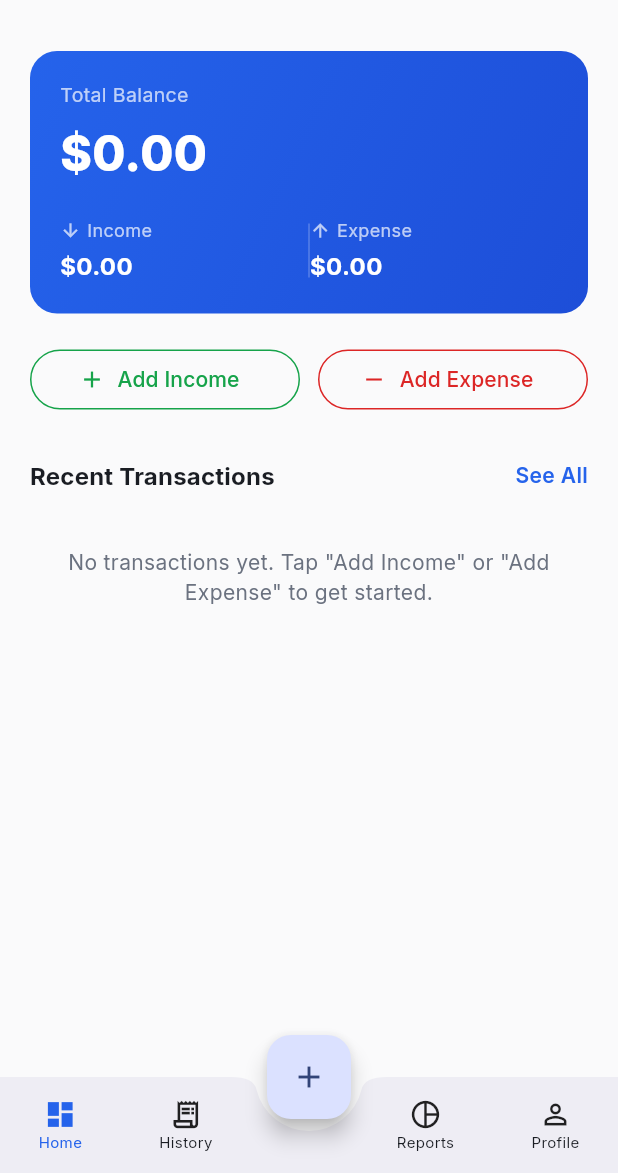
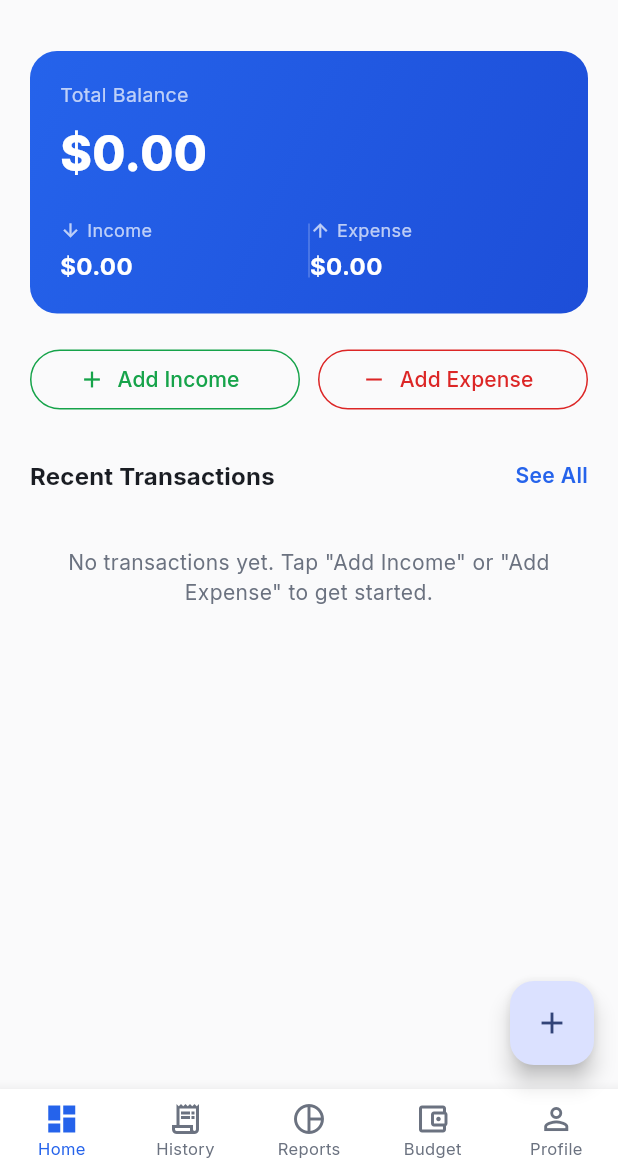
Before and after one commit to nomanamir20/InternGrow_ExpenseTrackerApp, a Flutter app: the ScaffoldWithNavBar screen opened by its route, on a phone screen of 412 x 824 dp, the part 63-1236 px from its top. Run offline on Flutter 3.47's test engine with Material 3 defaults, Android fonts, the light colour scheme and no system bars; our stand-ins replace firebase_auth, firebase_core, fl_chart, get, google_fonts, hive and 1 more; accounts and stored records are empty; generated files the repository leaves out were written again.

Commit message:
fix: restore budget tab to bottom nav, add collection dependency, centralize category icon rendering

```diff
--- a/lib/features/budget/screens/budget_screen.dart
+++ b/lib/features/budget/screens/budget_screen.dart
@@ -1,6 +1,6 @@
 import 'package:flutter/material.dart';
 import 'package:get/get.dart';
-
+import '../../../shared/widgets/category_icon.dart';
 import '../../../core/theme/app_colors.dart';
 import '../../../data/models/category_model.dart';
 import '../controllers/budget_controller.dart';
@@ -179,7 +179,7 @@ class BudgetScreen extends StatelessWidget {
                   Row(
                     children: [
                       if (category != null)
-                        Icon(IconData(category.iconCodePoint, fontFamily: 'MaterialIcons'), color: color, size: 20),
+                        CategoryIcon(category: category, color: color, size: 20),
                       const SizedBox(width: 8),
                       Expanded(
                         child: Text(
--- a/lib/features/categories/screens/categories_screen.dart
+++ b/lib/features/categories/screens/categories_screen.dart
@@ -1,6 +1,6 @@
 import 'package:flutter/material.dart';
 import 'package:get/get.dart';
-
+import '../../../shared/widgets/category_icon.dart';
 import '../../../core/constants/category_icons.dart';
 import '../../../core/theme/app_colors.dart';
 import '../../../data/models/category_model.dart';
@@ -237,7 +237,7 @@ class _CategoriesScreenState extends State<CategoriesScreen> {
                           width: 40,
                           height: 40,
                           decoration: BoxDecoration(color: color.withValues(alpha: 0.15), shape: BoxShape.circle),
-                          child: Icon(iconData, color: color),
+                          child: CategoryIcon(category: category, color: color),
                         ),
                         const SizedBox(width: 14),
                         Expanded(
--- a/lib/features/home/screens/home_screen.dart
+++ b/lib/features/home/screens/home_screen.dart
@@ -1,6 +1,6 @@
 import 'package:flutter/material.dart';
 import 'package:get/get.dart';
-
+import '../../../shared/widgets/category_icon.dart';
 import '../../../core/routes/app_routes.dart';
 import '../../../core/theme/app_colors.dart';
 import '../../../data/models/transaction_type.dart';
--- a/lib/features/transactions/screens/add_transaction_screen.dart
+++ b/lib/features/transactions/screens/add_transaction_screen.dart
@@ -1,7 +1,7 @@
 import 'package:flutter/material.dart';
 import 'package:get/get.dart';
 import 'package:intl/intl.dart';
-
+import '../../../shared/widgets/category_icon.dart';
 import '../../../core/theme/app_colors.dart';
 import '../../../data/models/category_model.dart';
 import '../../../data/models/transaction_type.dart';
@@ -324,7 +324,7 @@ class _CategoryChip extends StatelessWidget {
         child: Row(
           mainAxisSize: MainAxisSize.min,
           children: [
-            Icon(iconData, size: 16, color: color),
+            CategoryIcon(category: category, color: color, size: 16),
             const SizedBox(width: 6),
             Text(
               category.name,
--- a/lib/features/transactions/screens/transactions_screen.dart
+++ b/lib/features/transactions/screens/transactions_screen.dart
@@ -1,7 +1,7 @@
 import 'package:flutter/material.dart';
 import 'package:get/get.dart';
 import 'package:intl/intl.dart';
-
+import '../../../shared/widgets/category_icon.dart';
 import '../../../core/theme/app_colors.dart';
 import '../../../data/models/transaction_model.dart';
 import '../../../data/models/transaction_type.dart';
@@ -177,7 +177,7 @@ class _TransactionTile extends StatelessWidget {
             width: 44,
             height: 44,
             decoration: BoxDecoration(color: categoryColor.withValues(alpha: 0.15), shape: BoxShape.circle),
-            child: Icon(iconData, color: categoryColor, size: 20),
+            child: CategoryIcon(category: category, color: categoryColor, size: 20),
           ),
           const SizedBox(width: 12),
           Expanded(
--- /dev/null
+++ b/lib/shared/widgets/category_icon.dart
@@ -0,0 +1,26 @@
+import 'package:flutter/material.dart';
+
+import '../../data/models/category_model.dart';
+
+/// Builds an Icon from a CategoryModel's stored icon code point.
+/// Centralized here so there's only ONE place in the codebase where this
+/// icon-from-runtime-data pattern exists — every screen that shows a
+/// category icon uses this widget instead of repeating the pattern, which
+/// is what kept causing "const" to be mistakenly re-applied to a
+/// non-constant expression across multiple files.
+class CategoryIcon extends StatelessWidget {
+  final CategoryModel? category;
+  final double size;
+  final Color? color;
+
+  const CategoryIcon({super.key, required this.category, this.size = 20, this.color});
+
+  @override
+  Widget build(BuildContext context) {
+    if (category == null) {
+      return Icon(Icons.category_outlined, size: size, color: color);
+    }
+    final iconData = IconData(category!.iconCodePoint, fontFamily: 'MaterialIcons');
+    return Icon(iconData, size: size, color: color ?? Color(category!.colorValue));
+  }
+}
--- a/lib/shared/widgets/scaffold_with_nav_bar.dart
+++ b/lib/shared/widgets/scaffold_with_nav_bar.dart
@@ -76,72 +76,41 @@ class ScaffoldWithNavBar extends StatelessWidget {
           onPressed: () => _showQuickAddSheet(context),
           child: const Icon(Icons.add),
         ),
-        floatingActionButtonLocation: FloatingActionButtonLocation.centerDocked,
-        bottomNavigationBar: SizedBox(
-          height: 64,
-          child: BottomAppBar(
-            shape: const CircularNotchedRectangle(),
-            notchMargin: 8,
-            padding: EdgeInsets.zero,
-            child: Row(
-              mainAxisAlignment: MainAxisAlignment.spaceAround,
-              children: [
-                _NavIcon(icon: Icons.dashboard_outlined, activeIcon: Icons.dashboard, label: 'Home', index: 0, controller: controller),
-                _NavIcon(icon: Icons.receipt_long_outlined, activeIcon: Icons.receipt_long, label: 'History', index: 1, controller: controller),
-                const SizedBox(width: 40),
-                _NavIcon(icon: Icons.pie_chart_outline, activeIcon: Icons.pie_chart, label: 'Reports', index: 2, controller: controller),
-                _NavIcon(icon: Icons.person_outline, activeIcon: Icons.person, label: 'Profile', index: 4, controller: controller),
-              ],
+        bottomNavigationBar: BottomNavigationBar(
+          currentIndex: controller.currentIndex.value,
+          onTap: controller.changeTab,
+          type: BottomNavigationBarType.fixed,
+          selectedFontSize: 11,
+          unselectedFontSize: 11,
+          items: const [
+            BottomNavigationBarItem(
+              icon: Icon(Icons.dashboard_outlined),
+              activeIcon: Icon(Icons.dashboard),
+              label: 'Home',
             ),
-          ),
+            BottomNavigationBarItem(
+              icon: Icon(Icons.receipt_long_outlined),
+              activeIcon: Icon(Icons.receipt_long),
+              label: 'History',
+            ),
+            BottomNavigationBarItem(
+              icon: Icon(Icons.pie_chart_outline),
+              activeIcon: Icon(Icons.pie_chart),
+              label: 'Reports',
+            ),
+            BottomNavigationBarItem(
+              icon: Icon(Icons.account_balance_wallet_outlined),
+              activeIcon: Icon(Icons.account_balance_wallet),
+              label: 'Budget',
+            ),
+            BottomNavigationBarItem(
+              icon: Icon(Icons.person_outline),
+              activeIcon: Icon(Icons.person),
+              label: 'Profile',
+            ),
+          ],
         ),
       );
     });
   }
 }
-
-class _NavIcon extends StatelessWidget {
-  final IconData icon;
-  final IconData activeIcon;
-  final String label;
-  final int index;
-  final NavShellController controller;
-
-  const _NavIcon({
-    required this.icon,
-    required this.activeIcon,
-    required this.label,
-    required this.index,
-    required this.controller,
-  });
-
-  @override
-  Widget build(BuildContext context) {
-    final isSelected = controller.currentIndex.value == index;
-
-    return InkWell(
-      onTap: () => controller.changeTab(index),
-      child: Padding(
-        padding: const EdgeInsets.symmetric(horizontal: 10),
-        child: Column(
-          mainAxisAlignment: MainAxisAlignment.center,
-          mainAxisSize: MainAxisSize.min,
-          children: [
-            Icon(
-              isSelected ? activeIcon : icon,
-              size: 22,
-              color: isSelected ? Theme.of(context).colorScheme.primary : null,
-            ),
-            Text(
-              label,
-              style: TextStyle(
-                fontSize: 10,
-                color: isSelected ? Theme.of(context).colorScheme.primary : null,
-              ),
-            ),
-          ],
-        ),
-      ),
-    );
-  }
-}
--- a/pubspec.yaml
+++ b/pubspec.yaml
@@ -33,6 +33,8 @@ dependencies:
   intl: ^0.19.0
   uuid: ^4.5.1
 
+  collection: ^1.18.0
+
 dev_dependencies:
   flutter_test:
     sdk: flutter
```
